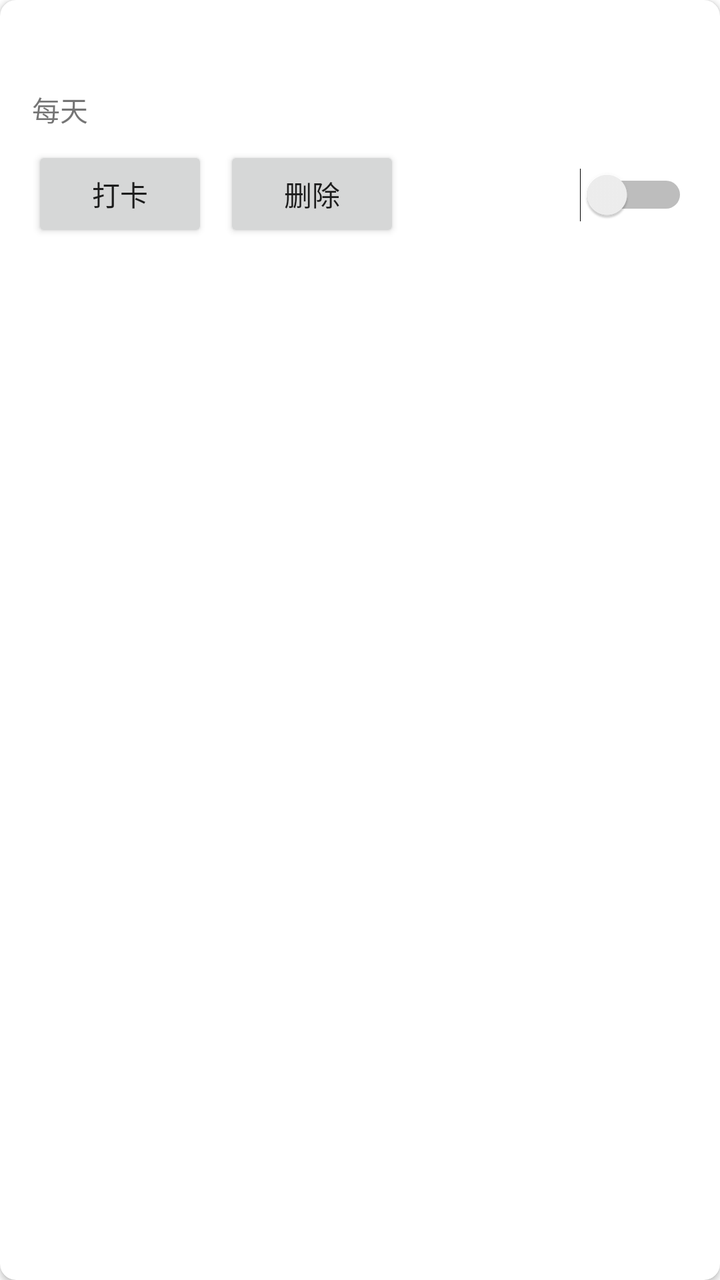
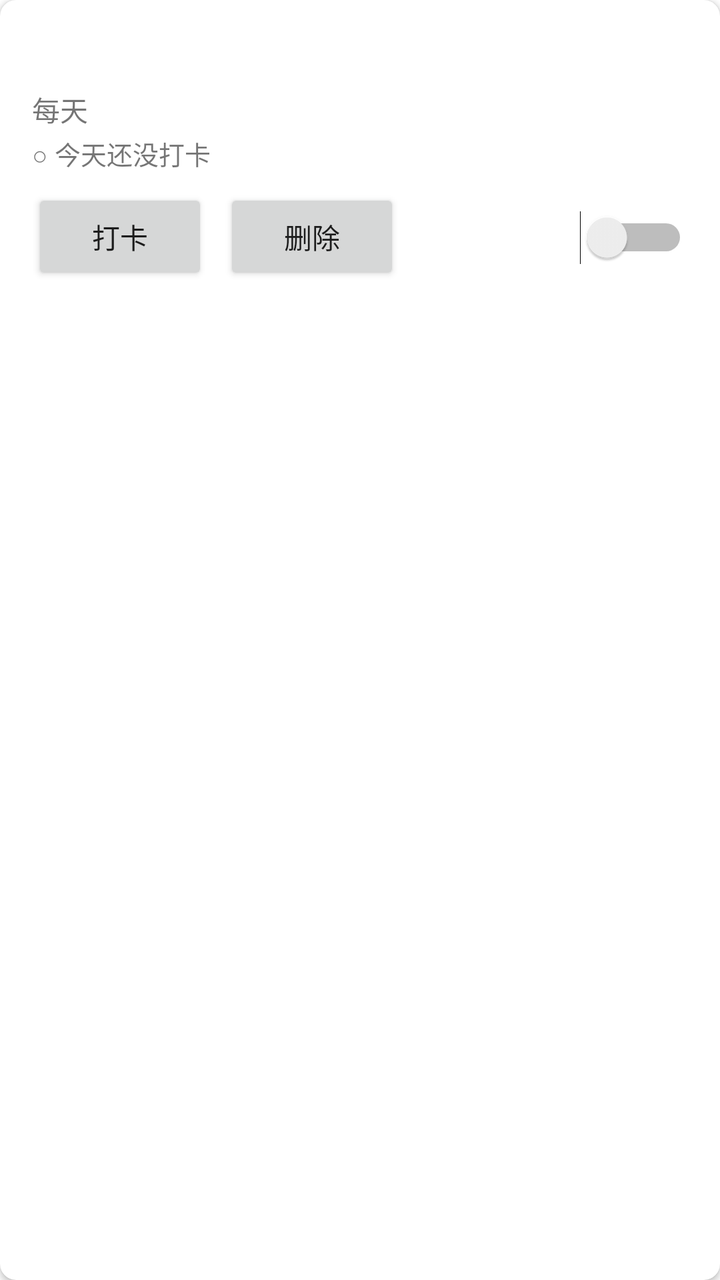

Screens rendered from an Android XML layout before and after an edit, with the pre-edit source and the edit as a unified diff.
<!-- AndroidManifest.xml: application theme Theme.ClockInReminder -->
<!-- res/layout/item_task.xml -->
<?xml version="1.0" encoding="utf-8"?>
<androidx.cardview.widget.CardView
    xmlns:android="http://schemas.android.com/apk/res/android"
    xmlns:app="http://schemas.android.com/apk/res-auto"
    android:layout_margin="8dp"
    app:cardCornerRadius="8dp"
    android:layout_width="match_parent"
    android:layout_height="wrap_content">

    <LinearLayout
        android:padding="16dp"
        android:orientation="vertical"
        android:layout_width="match_parent"
        android:layout_height="wrap_content">

        <LinearLayout
            android:orientation="horizontal"
            android:layout_width="match_parent"
            android:layout_height="wrap_content">

            <TextView
                android:id="@+id/tvTaskName"
                android:textSize="18sp"
                android:textStyle="bold"
                android:layout_weight="1"
                android:layout_width="0dp"
                android:layout_height="wrap_content"/>

            <TextView
                android:id="@+id/tvTaskTime"
                android:textSize="18sp"
                android:textColor="#d32f2f"
                android:layout_width="wrap_content"
                android:layout_height="wrap_content"/>
        </LinearLayout>

        <TextView
            android:id="@+id/tvRepeat"
            android:text="每天"
            android:layout_marginTop="4dp"
            android:layout_width="wrap_content"
            android:layout_height="wrap_content"/>

        <LinearLayout
            android:layout_marginTop="8dp"
            android:orientation="horizontal"
            android:layout_width="match_parent"
            android:layout_height="wrap_content">

            <Button
                android:id="@+id/btnDone"
                android:text="打卡"
                android:layout_width="wrap_content"
                android:layout_height="wrap_content"/>

            <Button
                android:id="@+id/btnDelete"
                android:text="删除"
                android:layout_marginStart="8dp"
                android:layout_width="wrap_content"
                android:layout_height="wrap_content"/>

            <Space
                android:layout_weight="1"
                android:layout_width="0dp"
                android:layout_height="wrap_content"/>

            <Switch
                android:id="@+id/switchEnabled"
                android:layout_width="wrap_content"
                android:layout_height="wrap_content"/>
        </LinearLayout>
    </LinearLayout>
</androidx.cardview.widget.CardView>
<!-- resources referenced by this layout -->
<resources>
  <style name="Theme.ClockInReminder" parent="Theme.MaterialComponents.DayNight.NoActionBar">
          <item name="colorPrimary">@color/purple_500</item>
          <item name="colorPrimaryDark">@color/purple_700</item>
          <item name="colorAccent">@color/teal_200</item>
      </style>
  <color name="purple_500">#6200EE</color>
  <color name="purple_700">#3700B3</color>
  <color name="teal_200">#03DAC5</color>
</resources>

<!-- the commit's change to res/layout/item_task.xml (unified diff, before → after) -->
@@ -41,6 +41,15 @@
             android:layout_width="wrap_content"
             android:layout_height="wrap_content"/>
 
+        
+        <TextView
+            android:id="@+id/tvDoneStatus"
+            android:textSize="13sp"
+            android:text="○ 今天还没打卡"
+            android:layout_marginTop="2dp"
+            android:layout_width="wrap_content"
+            android:layout_height="wrap_content"/>
+
         <LinearLayout
             android:layout_marginTop="8dp"
             android:orientation="horizontal"
